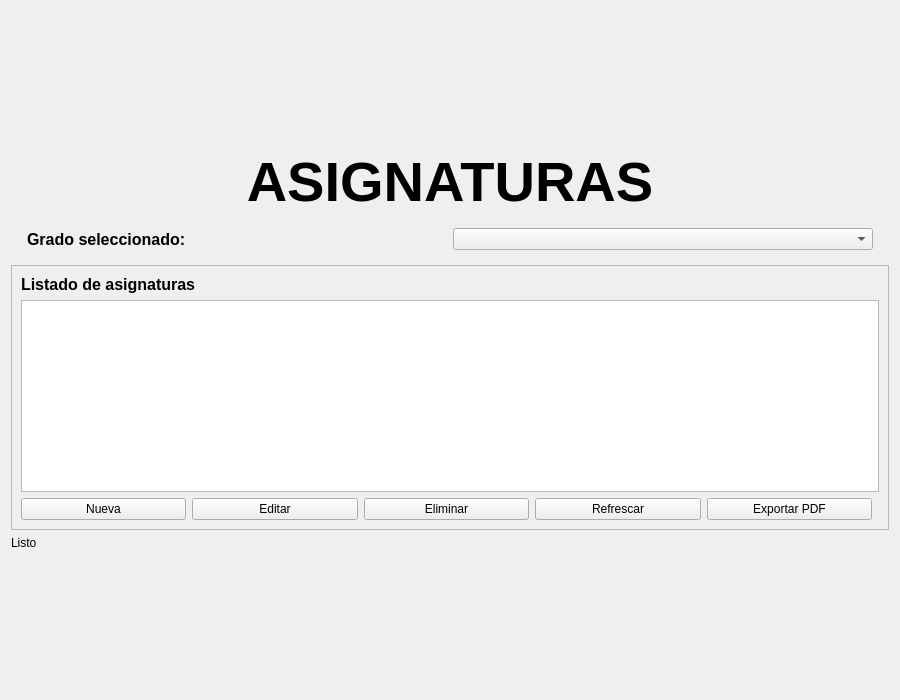
Before: the Qt Designer form app/view/Asignatura.ui in Orphereum/2DAM_DI_Universidad, drawn with Qt 5.
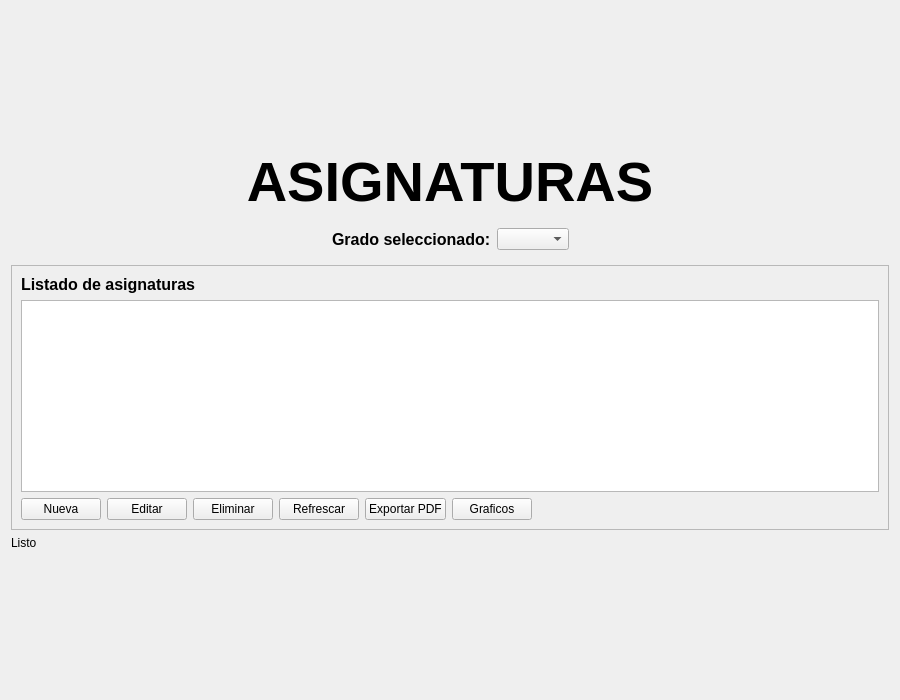
After: the same form once the commit is applied.

The edit to the form file:
```diff
--- a/app/view/Asignatura.ui
+++ b/app/view/Asignatura.ui
@@ -56,7 +56,13 @@
       <item>
        <spacer name="horizontalSpacerLeft">
         <property name="orientation">
-         <enum>Qt::Horizontal</enum>
+         <enum>Qt::Orientation::Horizontal</enum>
+        </property>
+        <property name="sizeHint" stdset="0">
+         <size>
+          <width>0</width>
+          <height>0</height>
+         </size>
         </property>
        </spacer>
       </item>
@@ -76,17 +82,19 @@
       </item>
 
       <item>
-       <widget class="QComboBox" name="cb_grado_filtro">
-        <property name="minimumWidth">
-         <number>250</number>
-        </property>
-       </widget>
+       <widget class="QComboBox" name="cb_grado_filtro"/>
       </item>
 
       <item>
        <spacer name="horizontalSpacerRight">
         <property name="orientation">
-         <enum>Qt::Horizontal</enum>
+         <enum>Qt::Orientation::Horizontal</enum>
+        </property>
+        <property name="sizeHint" stdset="0">
+         <size>
+          <width>0</width>
+          <height>0</height>
+         </size>
         </property>
        </spacer>
       </item>
@@ -161,10 +169,23 @@
           </property>
          </widget>
         </item>
+        <item>
+         <widget class="QPushButton" name="btnGraficos">
+          <property name="text">
+           <string>Graficos</string>
+          </property>
+         </widget>
+        </item>
         <item>
          <spacer name="spacerButtons">
           <property name="orientation">
-           <enum>Qt::Horizontal</enum>
+           <enum>Qt::Orientation::Horizontal</enum>
+          </property>
+          <property name="sizeHint" stdset="0">
+           <size>
+            <width>0</width>
+            <height>0</height>
+           </size>
           </property>
          </spacer>
         </item>
```
Left out of the diff: 52 changed lines with no effect on the pictures.
